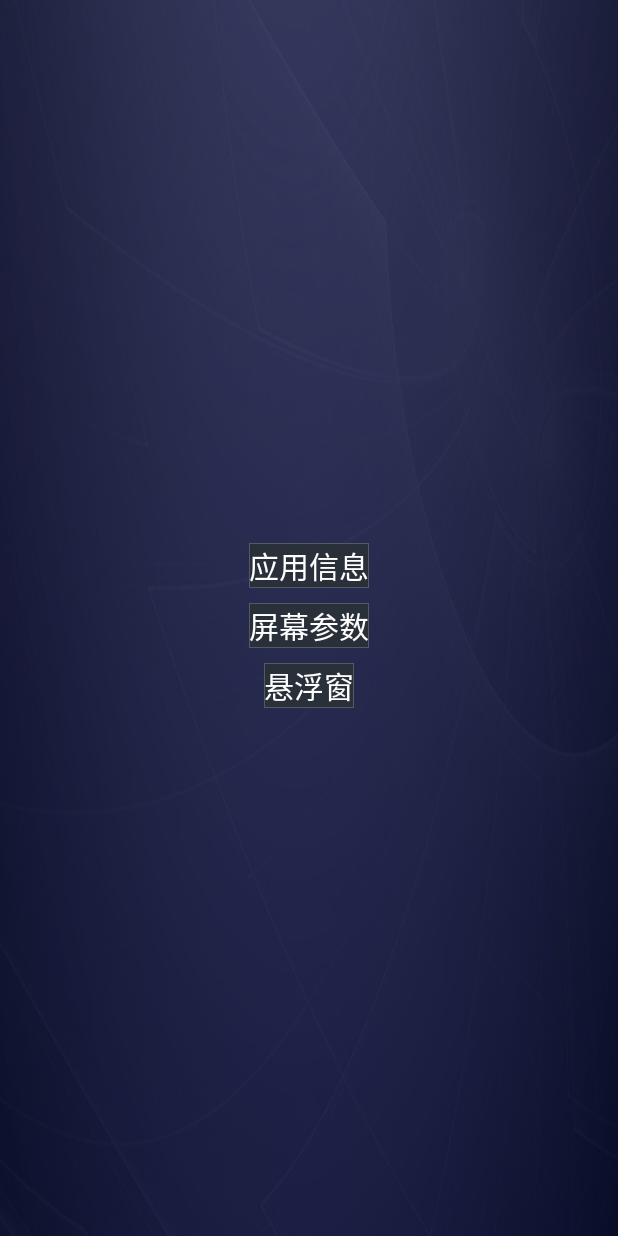
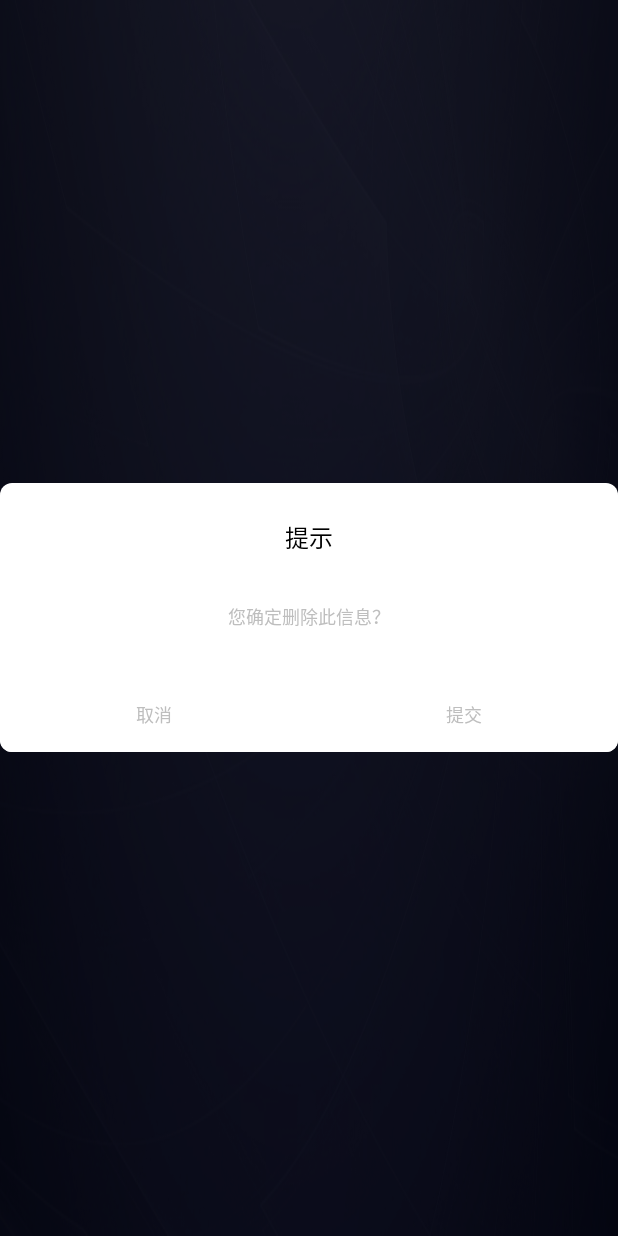
Before and after one commit to ShigerD/ScreenUtils, an Android app: the screen it shows after launch (MainActivity before the commit, DownloadImageActivity after it), on a phone screen of 412 x 824 dp. Run offline under Robolectric (Android 15) with nearby library versions, the phone set to English and light mode, and no system bars.

Commit message:
add the self dialog

```diff
--- /dev/null
+++ b/app/src/main/java/com/shiger/tools/CommomDialog.java
@@ -0,0 +1,112 @@
+package com.shiger.tools;
+
+import android.app.Dialog;
+import android.content.Context;
+import android.os.Bundle;
+import android.text.TextUtils;
+import android.view.View;
+import android.widget.TextView;
+
+public class CommomDialog extends Dialog implements View.OnClickListener{
+    private TextView contentTxt;
+    private TextView titleTxt;
+    private TextView submitTxt;
+    private TextView cancelTxt;
+
+    private Context mContext;
+    private String content;
+    private OnCloseListener listener;
+    private String positiveName;
+    private String negativeName;
+    private String title;
+
+    public CommomDialog(Context context) {
+        super(context);
+        this.mContext = context;
+    }
+
+    public CommomDialog(Context context, int themeResId, String content) {
+        super(context, themeResId);
+        this.mContext = context;
+        this.content = content;
+    }
+
+    public CommomDialog(Context context, int themeResId, String content, OnCloseListener listener) {
+        super(context, themeResId);
+        this.mContext = context;
+        this.content = content;
+        this.listener = listener;
+    }
+
+    protected CommomDialog(Context context, boolean cancelable, OnCancelListener cancelListener) {
+        super(context, cancelable, cancelListener);
+        this.mContext = context;
+    }
+
+    public CommomDialog setTitle(String title){
+        this.title = title;
+        return this;
+    }
+
+    public CommomDialog setPositiveButton(String name){
+        this.positiveName = name;
+        return this;
+    }
+
+    public CommomDialog setNegativeButton(String name){
+        this.negativeName = name;
+        return this;
+    }
+
+    @Override
+    protected void onCreate(Bundle savedInstanceState) {
+        super.onCreate(savedInstanceState);
+        setContentView(R.layout.dialog_commom);
+        setCanceledOnTouchOutside(false);
+        initView();
+    }
+
+    private void initView(){
+        contentTxt = (TextView)findViewById(R.id.content);
+        titleTxt = (TextView)findViewById(R.id.title);
+        submitTxt = (TextView)findViewById(R.id.submit);
+        submitTxt.setOnClickListener(this);
+        cancelTxt = (TextView)findViewById(R.id.cancel);
+        cancelTxt.setOnClickListener(this);
+
+        contentTxt.setText(content);
+        if(!TextUtils.isEmpty(positiveName)){
+            submitTxt.setText(positiveName);
+        }
+
+        if(!TextUtils.isEmpty(negativeName)){
+            cancelTxt.setText(negativeName);
+        }
+
+        if(!TextUtils.isEmpty(title)){
+            titleTxt.setText(title);
+        }
+
+    }
+
+    @Override
+    public void onClick(View v) {
+        switch (v.getId()){
+            case R.id.cancel:
+                if(listener != null){
+                    listener.onClick(this, false);
+                }
+                this.dismiss();
+                break;
+            case R.id.submit:
+                if(listener != null){
+                    listener.onClick(this, true);
+                }
+                break;
+        }
+    }
+
+    public interface OnCloseListener{
+        void onClick(Dialog dialog, boolean confirm);
+    }
+}
--- /dev/null
+++ b/app/src/main/java/com/shiger/tools/DownloadImageActivity.java
@@ -0,0 +1,62 @@
+package com.shiger.tools;
+
+import android.app.Activity;
+import android.app.AlertDialog;
+import android.app.Dialog;
+import android.content.DialogInterface;
+import android.os.Bundle;
+import android.os.Environment;
+import android.util.Log;
+import android.widget.ImageView;
+import android.widget.Toast;
+
+import com.shiger.tools.Utils.ImageDownloadTool;
+
+/**
+ * Created by Shiger on 3/13/18.
+ * e-mail : tigerwithwings@foxmail.com
+ */
+
+public class DownloadImageActivity extends Activity implements ImageDownloadTool.OnImageDownloadedListener {
+
+    private String TAG = this.getClass().getSimpleName();
+
+    public static final String SD_DIR_PATH = Environment.getExternalStorageDirectory().getAbsolutePath()
+            + "/webPic";
+    private ImageView mImageView;
+
+    private ImageDownloadTool mImageDownloadTool;
+
+
+    @Override
+    protected void onCreate(Bundle savedInstanceState) {
+        super.onCreate(savedInstanceState);
+        setContentView(R.layout.activity_download_image);
+        mImageView = (ImageView) findViewById(R.id.image);
+
+        mImageDownloadTool = new ImageDownloadTool();
+        mImageDownloadTool.setmOnImageDownloadedListener(this);
+        mImageDownloadTool.downloadImage("http://news.sjzcity.com/uploadpic/20111078522767.jpg");
+
+    }
+
+    @Override
+    public void onDownloadFinish() {
+        mImageView.setImageBitmap(mImageDownloadTool.getImage());
+
+        CommomDialog commomDialog = new CommomDialog(this, R.style.dialog, "您确定删除此信息？",
+                new CommomDialog.OnCloseListener() {
+                    @Override
+                    public void onClick(Dialog dialog, boolean confirm) {
+                        Log.d(TAG, "confirm---" + confirm);
+                        if (confirm) {
+                            Toast.makeText(getApplicationContext(), "点击确定", Toast.LENGTH_SHORT).show();
+                            dialog.dismiss();
+                        }
+                    }
+                });
+        commomDialog.show();
+
+    }
+
+}
--- /dev/null
+++ b/app/src/main/java/com/shiger/tools/Utils/ImageDownloadTool.java
@@ -0,0 +1,113 @@
+package com.shiger.tools.Utils;
+
+import android.graphics.Bitmap;
+import android.graphics.BitmapFactory;
+import android.os.AsyncTask;
+
+import java.io.File;
+import java.io.FileOutputStream;
+import java.io.InputStream;
+import java.net.HttpURLConnection;
+import java.net.URL;
+
+/**
+ * Created by Shiger on 3/13/18.
+ * e-mail : tigerwithwings@foxmail.com
+ */
+
+public class ImageDownloadTool {
+
+    private Bitmap mBitmap;
+
+    public interface OnImageDownloadedListener {
+        public void onDownloadFinish();
+    }
+
+    public ImageDownloadTool() {
+
+    }
+
+    private OnImageDownloadedListener mOnImageDownloadedListener;
+
+    public void setmOnImageDownloadedListener(OnImageDownloadedListener onImageDownloadedListener) {
+        mOnImageDownloadedListener = onImageDownloadedListener;
+    }
+
+    public void downloadImage(String url){
+        new ImageDownloadTask().execute(url);
+    }
+
+    public Bitmap getImage(){
+        return mBitmap;
+    }
+
+    /**
+     * 异步线程下载图片
+     */
+    class ImageDownloadTask extends AsyncTask<String, Integer, Void> {
+
+        protected Void doInBackground(String... params) {
+            mBitmap = getImageInputStream((String) params[0]);
+            return null;
+        }
+
+        protected void onPostExecute(Void result) {
+            super.onPostExecute(result);
+           /* Message message = new Message();
+            message.what = 0x123;
+            handler.sendMessage(message);*/
+           if (mOnImageDownloadedListener!=null){
+               mOnImageDownloadedListener.onDownloadFinish();
+           }
+        }
+
+    }
+
+    /**
+     * 获取网络图片
+     *
+     * @param imageurl 图片网络地址
+     * @return Bitmap 返回位图
+     */
+    public Bitmap getImageInputStream(String imageurl) {
+        URL url;
+        HttpURLConnection connection = null;
+        Bitmap bitmap = null;
+        try {
+            url = new URL(imageurl);
+            connection = (HttpURLConnection) url.openConnection();
+            connection.setConnectTimeout(6000); //超时设置
+            connection.setDoInput(true);
+            connection.setUseCaches(false); //设置不使用缓存
+            InputStream inputStream = connection.getInputStream();
+            bitmap = BitmapFactory.decodeStream(inputStream);
+            inputStream.close();
+        } catch (Exception e) {
+            e.printStackTrace();
+        }
+        return bitmap;
+    }
+
+    /**
+     * 保存位图到本地
+     *
+     * @param bitmap
+     * @param path   本地路径
+     * @return void
+     */
+    public void savaImage(Bitmap bitmap, String path) {
+        File file = new File(path);
+        FileOutputStream fileOutputStream = null;
+        //文件夹不存在，则创建它
+        if (!file.exists()) {
+            file.mkdir();
+        }
+        try {
+            fileOutputStream = new FileOutputStream(path + "/" + System.currentTimeMillis() + ".png");
+            bitmap.compress(Bitmap.CompressFormat.JPEG, 100, fileOutputStream);
+            fileOutputStream.close();
+        } catch (Exception e) {
+            e.printStackTrace();
+        }
+    }
+}
--- /dev/null
+++ b/app/src/main/res/drawable/bg_dialog_left_white.xml
@@ -0,0 +1,5 @@
+<?xml version="1.0" encoding="utf-8"?>
+<shape xmlns:android="http://schemas.android.com/apk/res/android" android:shape="rectangle">
+    <solid android:color="@color/white" />
+    <corners android:bottomLeftRadius="8dp" />
+</shape>
--- /dev/null
+++ b/app/src/main/res/drawable/bg_dialog_right_white.xml
@@ -0,0 +1,5 @@
+<?xml version="1.0" encoding="utf-8"?>
+<shape xmlns:android="http://schemas.android.com/apk/res/android" android:shape="rectangle">
+    <solid android:color="@color/white" />
+    <corners android:bottomRightRadius="8dp" />
+</shape>
--- /dev/null
+++ b/app/src/main/res/drawable/bg_round_white.xml
@@ -0,0 +1,5 @@
+<?xml version="1.0" encoding="utf-8"?>
+<shape xmlns:android="http://schemas.android.com/apk/res/android" android:shape="rectangle">
+    <solid android:color="@color/white" />
+    <corners android:radius="8dp" />
+</shape>
--- /dev/null
+++ b/app/src/main/res/layout/activity_download_image.xml
@@ -0,0 +1,19 @@
+<?xml version="1.0" encoding="utf-8"?>
+<LinearLayout xmlns:android="http://schemas.android.com/apk/res/android"
+    android:orientation="vertical" android:layout_width="match_parent"
+    android:layout_height="match_parent">
+
+    <LinearLayout
+        android:layout_width="match_parent"
+        android:layout_height="match_parent"
+        android:gravity="center">
+
+        <ImageView
+            android:id="@+id/image"
+            android:layout_width="wrap_content"
+            android:layout_height="match_parent"
+            android:background="#fff"/>
+
+    </LinearLayout>
+
+</LinearLayout>
--- /dev/null
+++ b/app/src/main/res/layout/dialog_commom.xml
@@ -0,0 +1,74 @@
+<?xml version="1.0" encoding="utf-8"?>
+<LinearLayout xmlns:android="http://schemas.android.com/apk/res/android"
+    android:layout_width="match_parent"
+    android:layout_height="match_parent"
+    android:background="@drawable/bg_round_white"
+    android:orientation="vertical" >
+
+    <TextView
+        android:id="@+id/title"
+        android:layout_width="match_parent"
+        android:layout_height="wrap_content"
+        android:gravity="center_horizontal"
+        android:padding="12dp"
+        android:layout_marginTop="12dp"
+        android:text="提示"
+        android:textSize="16sp"
+        android:textColor="#000"/>
+
+    <TextView
+        android:id="@+id/content"
+        android:layout_width="match_parent"
+        android:layout_height="wrap_content"
+        android:gravity="center"
+        android:layout_gravity="center_horizontal"
+        android:lineSpacingExtra="3dp"
+        android:layout_marginLeft="40dp"
+        android:layout_marginTop="20dp"
+        android:layout_marginRight="40dp"
+        android:layout_marginBottom="30dp"
+        android:text="签到成功，获得200积分"
+        android:textSize="12sp"
+
+        />
+    <View
+        android:layout_width="match_parent"
+        android:layout_height="1dp"
+        />
+
+    <LinearLayout
+        android:layout_width="match_parent"
+        android:layout_height="50dp"
+        android:orientation="horizontal">
+
+        <TextView
+            android:id="@+id/cancel"
+            android:layout_width="match_parent"
+            android:layout_height="match_parent"
+            android:background="@drawable/bg_dialog_left_white"
+            android:layout_weight="1.0"
+            android:gravity="center"
+            android:text="取消"
+            android:textSize="12sp"
+            />
+
+        <View
+            android:layout_width="1dp"
+            android:layout_height="match_parent"
+            android:background="#fff"
+            />
+
+        <TextView
+            android:id="@+id/submit"
+            android:layout_width="match_parent"
+            android:layout_height="match_parent"
+            android:background="@drawable/bg_dialog_right_white"
+            android:gravity="center"
+            android:layout_weight="1.0"
+            android:text="提交"
+            android:textSize="12sp"
+            />
+
+    </LinearLayout>
+
+</LinearLayout>
--- a/app/src/main/res/values/colors.xml
+++ b/app/src/main/res/values/colors.xml
@@ -3,4 +3,5 @@
     <color name="colorPrimary">#3F51B5</color>
     <color name="colorPrimaryDark">#303F9F</color>
     <color name="colorAccent">#FF4081</color>
+    <color name="white">#fff</color>
 </resources>
--- a/app/src/main/res/values/styles.xml
+++ b/app/src/main/res/values/styles.xml
@@ -11,4 +11,20 @@
         <item name="android:background">@drawable/blue_bg2</item>
         <item name="android:windowIsTranslucent">true</item>
     </style>
+
+    <style name="dialog" parent="@android:style/Theme.Dialog">
+        <item name="android:windowFrame">@null</item>
+        <!--边框-->
+        <item name="android:windowIsFloating">true</item>
+        <!--是否浮现在activity之上-->
+        <item name="android:windowIsTranslucent">false</item>
+        <!--半透明-->
+        <item name="android:windowNoTitle">true</item>
+        <!--无标题-->
+        <item name="android:windowBackground">@android:color/transparent</item>
+        <!--背景透明-->
+        <item name="android:backgroundDimEnabled">true</item>
+        <!--模糊-->
+    </style>
+
 </resources>
```
Also changed, not shown: app/src/main/AndroidManifest.xml (+7 -1 lines).
